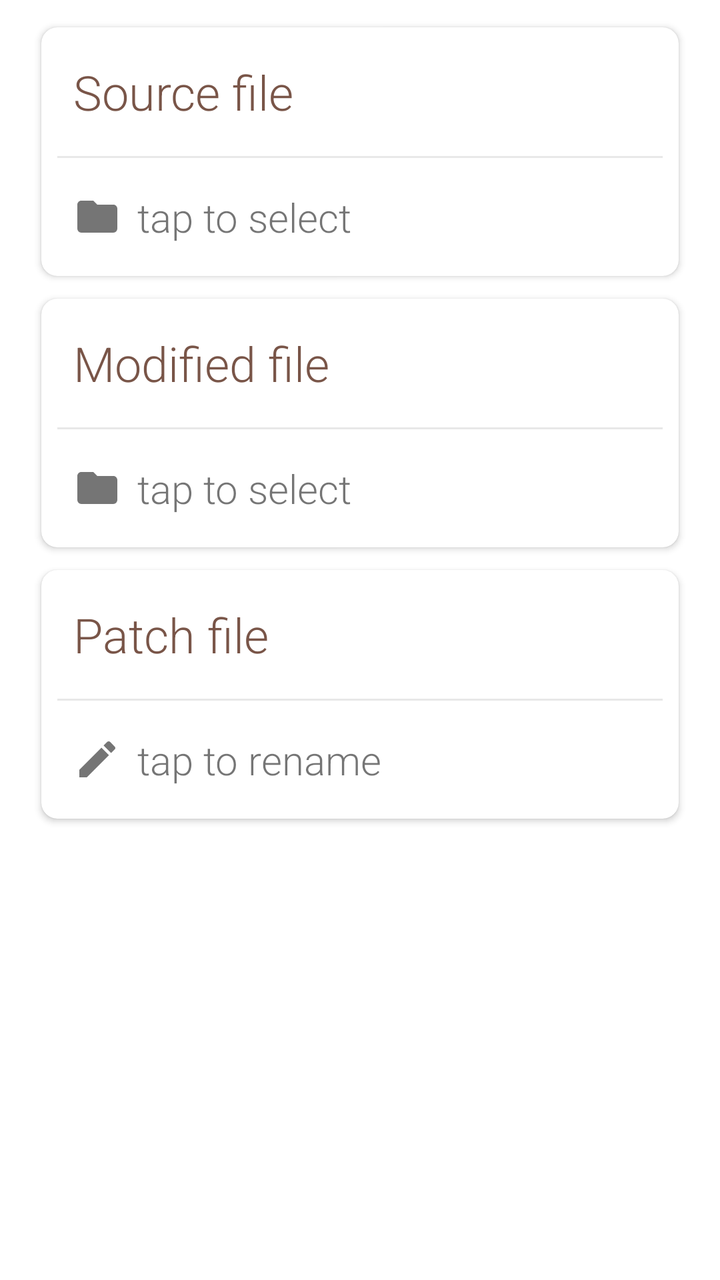
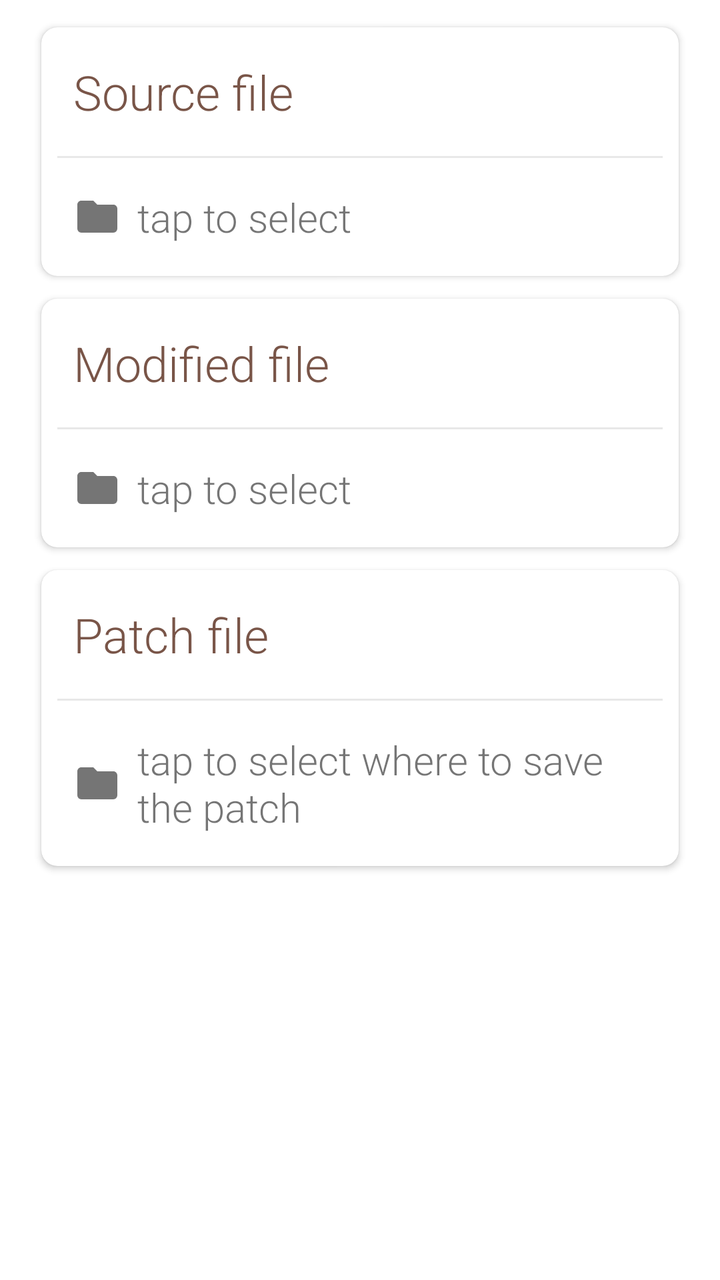

Before-and-after screenshots of an Android layout around one commit, followed by the original layout XML and the change that was made.
<!-- AndroidManifest.xml: application theme AppTheme.NoActionBar -->
<!-- res/layout/create_patch_fragment.xml -->
<?xml version="1.0" encoding="utf-8"?>
<ScrollView
    xmlns:android="http://schemas.android.com/apk/res/android"
    xmlns:app="http://schemas.android.com/apk/res-auto"
    android:layout_width="match_parent"
    android:layout_height="match_parent"
    android:layout_alignParentTop="true">

    <LinearLayout
        style="@style/CardsHolder">

        <androidx.cardview.widget.CardView
            android:id="@+id/sourceFileCardView"
            style="@style/Card.Clickable">

            <LinearLayout
                android:layout_width="match_parent"
                android:layout_height="match_parent"
                android:orientation="vertical"
                android:padding="@dimen/card_padding">

                <TextView
                    android:id="@+id/sourceFileLabel"
                    android:layout_width="wrap_content"
                    android:layout_height="wrap_content"
                    android:fontFamily="sans-serif-light"
                    android:padding="8dp"
                    android:text="@string/create_patch_fragment_source_file"
                    android:textColor="@color/colorCardHeaderText"
                    android:textSize="24sp"/>

                <View
                    android:layout_width="match_parent"
                    android:layout_height="@dimen/card_line_height"
                    android:layout_marginTop="@dimen/card_line_margin"
                    android:layout_marginBottom="@dimen/card_line_margin"
                    android:background="@color/colorCardLine"/>

                <TextView
                    android:id="@+id/sourceFileNameTextView"
                    android:layout_width="match_parent"
                    android:layout_height="wrap_content"
                    android:drawableStart="@drawable/folder"
                    android:drawablePadding="8dp"
                    android:fontFamily="sans-serif-light"
                    android:padding="8dp"
                    android:text="@string/main_activity_tap_to_select"
                    android:textSize="20sp"/>
            </LinearLayout>

        </androidx.cardview.widget.CardView>

        <androidx.cardview.widget.CardView
            android:id="@+id/modifiedFileCardView"
            style="@style/Card.Clickable">

            <LinearLayout
                android:layout_width="match_parent"
                android:layout_height="match_parent"
                android:orientation="vertical"
                android:padding="@dimen/card_padding">

                <TextView
                    android:id="@+id/modifiedFileLabel"
                    android:layout_width="wrap_content"
                    android:layout_height="wrap_content"
                    android:fontFamily="sans-serif-light"
                    android:padding="8dp"
                    android:text="@string/create_patch_fragment_modified_file"
                    android:textColor="@color/colorCardHeaderText"
                    android:textSize="24sp"/>

                <View
                    android:layout_width="match_parent"
                    android:layout_height="@dimen/card_line_height"
                    android:layout_marginTop="@dimen/card_line_margin"
                    android:layout_marginBottom="@dimen/card_line_margin"
                    android:background="@color/colorCardLine"/>

                <TextView
                    android:id="@+id/modifiedFileNameTextView"
                    android:layout_width="match_parent"
                    android:layout_height="wrap_content"
                    android:drawableStart="@drawable/folder"
                    android:drawablePadding="8dp"
                    android:fontFamily="sans-serif-light"
                    android:padding="8dp"
                    android:text="@string/main_activity_tap_to_select"
                    android:textSize="20sp"/>
            </LinearLayout>

        </androidx.cardview.widget.CardView>

        <androidx.cardview.widget.CardView
            android:id="@+id/patchFileCardView"
            style="@style/Card.Clickable">

            <LinearLayout
                android:layout_width="match_parent"
                android:layout_height="match_parent"
                android:orientation="vertical"
                android:padding="@dimen/card_padding">

                <TextView
                    android:id="@+id/patchFileLabel"
                    android:layout_width="wrap_content"
                    android:layout_height="wrap_content"
                    android:fontFamily="sans-serif-light"
                    android:padding="8dp"
                    android:text="@string/create_patch_fragment_patch_file"
                    android:textColor="@color/colorCardHeaderText"
                    android:textSize="24sp"/>

                <View
                    android:layout_width="match_parent"
                    android:layout_height="@dimen/card_line_height"
                    android:layout_marginTop="@dimen/card_line_margin"
                    android:layout_marginBottom="@dimen/card_line_margin"
                    android:background="@color/colorCardLine"/>

                <TextView
                    android:id="@+id/patchFileNameTextView"
                    android:layout_width="match_parent"
                    android:layout_height="wrap_content"
                    android:drawableStart="@drawable/pencil"
                    android:drawablePadding="8dp"
                    android:fontFamily="sans-serif-light"
                    android:padding="8dp"
                    android:text="@string/main_activity_tap_to_rename"
                    android:textSize="20sp"/>
            </LinearLayout>
        </androidx.cardview.widget.CardView>

    </LinearLayout>
</ScrollView>
<!-- resources referenced by this layout -->
<resources>
  <color name="colorCardHeaderText">#795548</color>
  <color name="colorCardLine">#e8e8e8</color>
  <dimen name="card_line_height">1dp</dimen>
  <dimen name="card_line_margin">8dp</dimen>
  <dimen name="card_padding">8dp</dimen>
  <!-- drawable folder (drawable) -->
  <vector xmlns:android="http://schemas.android.com/apk/res/android"
      android:height="24dp"
      android:width="24dp"
      android:viewportWidth="24"
      android:viewportHeight="24">
      <path android:fillColor="#757575" android:pathData="M10,4H4C2.89,4 2,4.89 2,6V18A2,2 0 0,0 4,20H20A2,2 0 0,0 22,18V8C22,6.89 21.1,6 20,6H12L10,4Z" />
  </vector>
  <!-- drawable pencil (drawable) -->
  <vector xmlns:android="http://schemas.android.com/apk/res/android"
      android:height="24dp"
      android:width="24dp"
      android:viewportWidth="24"
      android:viewportHeight="24">
      <path android:fillColor="#757575" android:pathData="M20.71,7.04C21.1,6.65 21.1,6 20.71,5.63L18.37,3.29C18,2.9 17.35,2.9 16.96,3.29L15.12,5.12L18.87,8.87M3,17.25V21H6.75L17.81,9.93L14.06,6.18L3,17.25Z" />
  </vector>
  <string name="create_patch_fragment_modified_file">Modified file</string>
  <string name="create_patch_fragment_patch_file">Patch file</string>
  <string name="create_patch_fragment_source_file">Source file</string>
  <string name="main_activity_tap_to_rename">tap to rename</string>
  <string name="main_activity_tap_to_select">tap to select</string>
  <style name="Card.Clickable" parent="Card">
          <item name="android:focusable">true</item>
          <item name="android:clickable">true</item>
          <item name="android:foreground">?attr/selectableItemBackground</item>
      </style>
  <style name="CardsHolder">
          <item name="android:orientation">vertical</item>
          <item name="android:layout_width">match_parent</item>
          <item name="android:layout_height">wrap_content</item>
          <item name="android:layout_marginTop">@dimen/content_top_margin</item>
          <item name="android:layout_marginLeft">@dimen/content_left_margin</item>
          <item name="android:layout_marginRight">@dimen/content_right_margin</item>
      </style>
  <style name="AppTheme.NoActionBar">
          <item name="windowActionBar">false</item>
          <item name="windowNoTitle">true</item>
      </style>
  <style name="Card">
          <item name="android:layout_gravity">center</item>
          <item name="android:layout_width">match_parent</item>
          <item name="android:layout_height">wrap_content</item>
          <item name="cardBackgroundColor">@color/colorCardBackground</item>
          <item name="cardElevation">@dimen/card_elevation</item>
          <item name="cardCornerRadius">@dimen/card_corner_radius</item>
          <item name="cardUseCompatPadding">true</item>
      </style>
  <dimen name="content_top_margin">8dp</dimen>
  <dimen name="content_left_margin">16dp</dimen>
  <dimen name="content_right_margin">16dp</dimen>
  <color name="colorCardBackground">@android:color/white</color>
  <dimen name="card_elevation">2dp</dimen>
  <dimen name="card_corner_radius">8dp</dimen>
</resources>

<!-- the commit's change to res/layout/create_patch_fragment.xml (unified diff, before → after) -->
@@ -1,7 +1,6 @@
 <?xml version="1.0" encoding="utf-8"?>
 <ScrollView
     xmlns:android="http://schemas.android.com/apk/res/android"
-    xmlns:app="http://schemas.android.com/apk/res-auto"
     android:layout_width="match_parent"
     android:layout_height="match_parent"
     android:layout_alignParentTop="true">
@@ -122,11 +121,11 @@
                     android:id="@+id/patchFileNameTextView"
                     android:layout_width="match_parent"
                     android:layout_height="wrap_content"
-                    android:drawableStart="@drawable/pencil"
+                    android:drawableStart="@drawable/folder"
                     android:drawablePadding="8dp"
                     android:fontFamily="sans-serif-light"
                     android:padding="8dp"
-                    android:text="@string/main_activity_tap_to_rename"
+                    android:text="@string/main_activity_tap_to_select_where_to_save_patch"
                     android:textSize="20sp"/>
             </LinearLayout>
         </androidx.cardview.widget.CardView>
<!-- resource entries referenced after the edit -->
@@ -13,19 +13,11 @@
       android:viewportHeight="24">
       <path android:fillColor="#757575" android:pathData="M10,4H4C2.89,4 2,4.89 2,6V18A2,2 0 0,0 4,20H20A2,2 0 0,0 22,18V8C22,6.89 21.1,6 20,6H12L10,4Z" />
   </vector>
-  <!-- drawable pencil (drawable) -->
-  <vector xmlns:android="http://schemas.android.com/apk/res/android"
-      android:height="24dp"
-      android:width="24dp"
-      android:viewportWidth="24"
-      android:viewportHeight="24">
-      <path android:fillColor="#757575" android:pathData="M20.71,7.04C21.1,6.65 21.1,6 20.71,5.63L18.37,3.29C18,2.9 17.35,2.9 16.96,3.29L15.12,5.12L18.87,8.87M3,17.25V21H6.75L17.81,9.93L14.06,6.18L3,17.25Z" />
-  </vector>
   <string name="create_patch_fragment_modified_file">Modified file</string>
   <string name="create_patch_fragment_patch_file">Patch file</string>
   <string name="create_patch_fragment_source_file">Source file</string>
-  <string name="main_activity_tap_to_rename">tap to rename</string>
   <string name="main_activity_tap_to_select">tap to select</string>
+  <string name="main_activity_tap_to_select_where_to_save_patch">tap to select where to save the patch</string>
   <style name="Card.Clickable" parent="Card">
           <item name="android:focusable">true</item>
           <item name="android:clickable">true</item>
